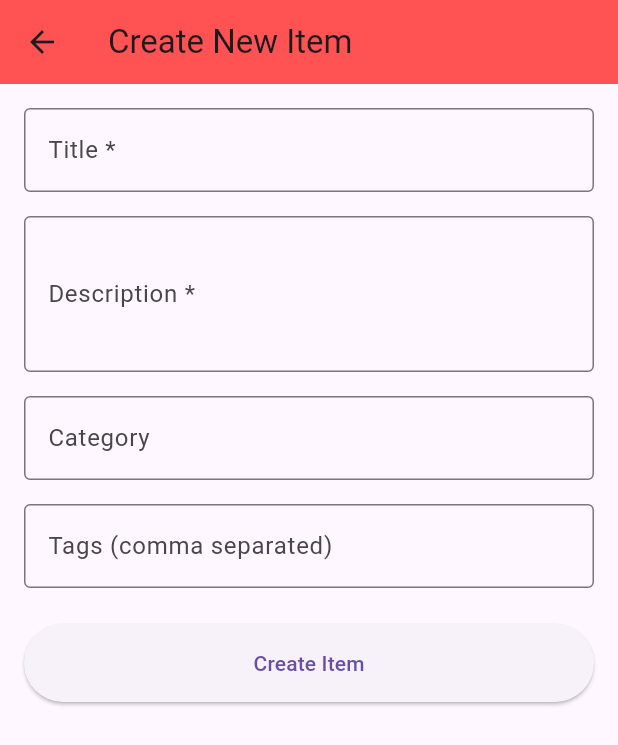
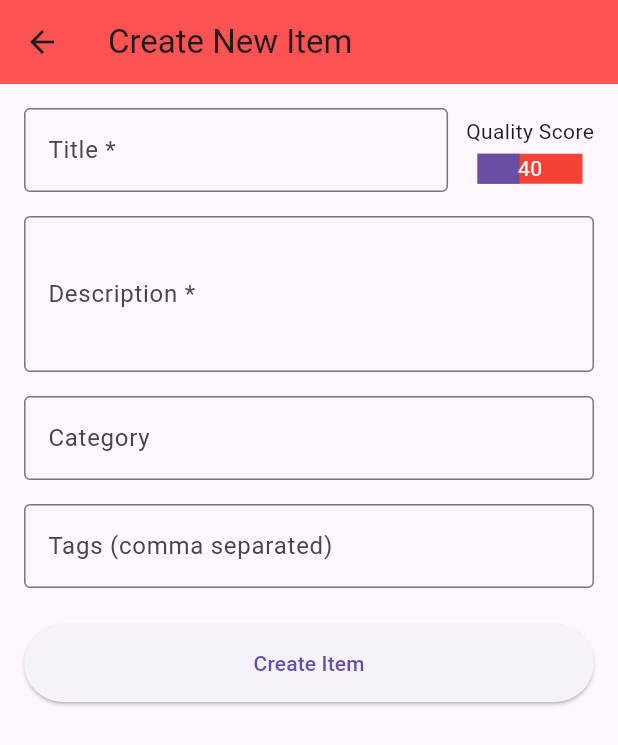
Before and after one commit to javidiazrve/Catalog-Monorepo, a Flutter app: the CreateItemScreen screen opened directly, on a phone screen of 412 x 824 dp. Shown: the top 745 px of the screen. Run offline on Flutter 3.47's test engine with Material 3 defaults, Android fonts, the phone set to English and light mode, and no system bars; our stand-ins replace get, shelf; network calls fail.

Commit message:
feat(flutter): live quality score progress in create item page

```diff
--- a/flutter_app/lib/Controllers/item_controller.dart
+++ b/flutter_app/lib/Controllers/item_controller.dart
@@ -6,11 +6,11 @@ import 'package:get/get.dart';
 class ItemController extends GetxController {
   final ApiService _service = Get.find();
 
-  // Lista observable de items
   final RxList<CatalogItem> items = <CatalogItem>[].obs;
 
-  // Estado de carga
   final RxBool isLoading = false.obs;
+
+  var currentScore = 40.0.obs;
 
   @override
   void onInit() {
@@ -18,7 +18,6 @@ class ItemController extends GetxController {
     fetchItems();
   }
 
-  // Obtener todos los items del servidor
   Future<void> fetchItems() async {
     try {
       isLoading.value = true;
@@ -31,30 +30,32 @@ class ItemController extends GetxController {
     }
   }
 
-  // Crear un nuevo item usando DTO
+  void calculateQualityScore(NewCatalogItemDto dto) {
+    double score = 40;
+
+    if (dto.title.length > 12) score += 20;
+    if (dto.description.length > 60) score += 15;
+    if (dto.category?.isNotEmpty ?? false) score += 10;
+    if (dto.tags?.isNotEmpty ?? false) {
+      score += 10;
+      if (dto.tags!.length >= 2) score += 5;
+    }
+
+    currentScore.value = score.clamp(0, 100);
+  }
+
   Future<void> createItem(NewCatalogItemDto dto) async {
     try {
       isLoading.value = true;
       final created = await _service.createItem(dto);
       items.add(created);
-      Get.snackbar('Éxito', 'Item creado correctamente');
+      Get.snackbar(
+        'Success',
+        'Item creaded correctly',
+        snackPosition: SnackPosition.BOTTOM,
+      );
     } catch (e) {
-      Get.snackbar('Error', e.toString());
-    } finally {
-      isLoading.value = false;
-    }
-  }
-
-  // Aprobar un item
-  Future<void> approveItem(String id) async {
-    try {
-      isLoading.value = true;
-      final updated = await _service.approveItem(id);
-      final index = items.indexWhere((i) => i.id == id);
-      if (index != -1) items[index] = updated;
-      Get.snackbar('Éxito', 'Item aprobado');
-    } catch (e) {
-      Get.snackbar('Error', e.toString());
+      Get.snackbar('Error', e.toString(), snackPosition: SnackPosition.BOTTOM);
     } finally {
       isLoading.value = false;
     }
--- a/flutter_app/lib/Screens/create_item_screen.dart
+++ b/flutter_app/lib/Screens/create_item_screen.dart
@@ -6,31 +6,57 @@ import 'package:get/get.dart';
 class CreateItemScreen extends StatelessWidget {
   final ItemController controller = Get.find<ItemController>();
 
-  // Controladores de texto
+  // Text Controllers
   final TextEditingController titleController = TextEditingController();
   final TextEditingController descriptionController = TextEditingController();
   final TextEditingController categoryController = TextEditingController();
   final TextEditingController tagsController = TextEditingController();
 
-  // Form key para validación
+  // Form key for validation
   final _formKey = GlobalKey<FormState>();
 
-  CreateItemScreen({super.key});
+  CreateItemScreen({super.key}) {
+    // Escuchamos cambios de texto para actualizar el score en tiempo real
+    titleController.addListener(_recalculateScore);
+    descriptionController.addListener(_recalculateScore);
+    categoryController.addListener(_recalculateScore);
+    tagsController.addListener(_recalculateScore);
+  }
+
+  void _recalculateScore() {
+    final dto = NewCatalogItemDto(
+      title: titleController.text.trim(),
+      description: descriptionController.text.trim(),
+      category: categoryController.text.trim(),
+      tags:
+          tagsController.text
+              .split(',')
+              .map((e) => e.trim())
+              .where((e) => e.isNotEmpty)
+              .toList(),
+    );
+
+    controller.calculateQualityScore(dto);
+  }
 
   @override
   Widget build(BuildContext context) {
     return Scaffold(
-      appBar: AppBar(title: Text('Create New Item')),
+      appBar: AppBar(title: const Text('Create New Item')),
       body: Padding(
-        padding: EdgeInsets.all(16),
+        padding: const EdgeInsets.all(16),
         child: Form(
           key: _formKey,
           child: ListView(
             children: [
-              // Title (required)
-              TextFormField(
+              // Title (required) + Quality progress
+              Row(
+                crossAxisAlignment: CrossAxisAlignment.center,
+                children: [
+                  Expanded(
+                    child: TextFormField(
                       controller: titleController,
-                decoration: InputDecoration(
+                      decoration: const InputDecoration(
                         labelText: 'Title *',
                         border: OutlineInputBorder(),
                       ),
@@ -41,12 +67,50 @@ class CreateItemScreen extends StatelessWidget {
                         return null;
                       },
                     ),
-              SizedBox(height: 16),
+                  ),
+                  const SizedBox(width: 12),
+                  // Quality Score Progress Bar
+                  Column(
+                    spacing: 5,
+                    mainAxisAlignment: MainAxisAlignment.center,
+                    children: [
+                      Text("Quality Score"),
+                      SizedBox(
+                        height: 20,
+                        width: 70,
+                        child: Obx(() {
+                          final score = controller.currentScore.value.clamp(
+                            0,
+                            100,
+                          );
+                          return Stack(
+                            fit: StackFit.expand,
+                            children: [
+                              LinearProgressIndicator(
+                                value: score / 100,
+                                backgroundColor: Colors.red,
+                              ),
+                              Center(
+                                child: Text(
+                                  score.toStringAsFixed(0),
+                                  style: TextStyle(color: Colors.white),
+                                ),
+                              ),
+                            ],
+                          );
+                        }),
+                      ),
+                    ],
+                  ),
+                ],
+              ),
+
+              const SizedBox(height: 16),
 
               // Description (required)
               TextFormField(
                 controller: descriptionController,
-                decoration: InputDecoration(
+                decoration: const InputDecoration(
                   labelText: 'Description *',
                   border: OutlineInputBorder(),
                 ),
@@ -58,29 +122,32 @@ class CreateItemScreen extends StatelessWidget {
                   return null;
                 },
               ),
-              SizedBox(height: 16),
+
+              const SizedBox(height: 16),
 
               // Category (optional)
               TextFormField(
                 controller: categoryController,
-                decoration: InputDecoration(
+                decoration: const InputDecoration(
                   labelText: 'Category',
                   border: OutlineInputBorder(),
                 ),
               ),
-              SizedBox(height: 16),
 
-              // Tags (optional, separados por coma)
+              const SizedBox(height: 16),
+
+              // Tags (optional)
               TextFormField(
                 controller: tagsController,
-                decoration: InputDecoration(
+                decoration: const InputDecoration(
                   labelText: 'Tags (comma separated)',
                   border: OutlineInputBorder(),
                 ),
               ),
-              SizedBox(height: 24),
 
-              // Botón de crear
+              const SizedBox(height: 24),
+
+              // Create button
               Obx(
                 () => ElevatedButton(
                   onPressed:
@@ -100,25 +167,25 @@ class CreateItemScreen extends StatelessWidget {
                                         .toList(),
                               );
                               controller.createItem(dto).then((_) {
-                                // Limpiar campos después de crear
                                 titleController.clear();
                                 descriptionController.clear();
                                 categoryController.clear();
                                 tagsController.clear();
+                                controller.currentScore.value = 40; // reset
                               });
                             }
                           },
                   style: ElevatedButton.styleFrom(
-                    padding: EdgeInsets.symmetric(vertical: 16),
+                    padding: const EdgeInsets.symmetric(vertical: 16),
                   ),
                   child:
                       controller.isLoading.value
-                          ? CircularProgressIndicator(
+                          ? const CircularProgressIndicator(
                             valueColor: AlwaysStoppedAnimation<Color>(
                               Colors.white,
                             ),
                           )
-                          : Text('Create Item'),
+                          : const Text('Create Item'),
                 ),
               ),
             ],
--- a/flutter_app/lib/Server/api_server.dart
+++ b/flutter_app/lib/Server/api_server.dart
@@ -49,8 +49,6 @@ List<CatalogItem> items = [
 Future<Response> _apiHandler(Request req) async {
   final path = req.url.path;
   final method = req.method.toUpperCase();
-
-  print(path);
 
   if (method == 'OPTIONS') {
     return Response.ok('', headers: _corsHeaders);
@@ -129,8 +127,6 @@ Future<Response> _apiHandler(Request req) async {
 
     items[itemIndex].approved = true;
 
-    print(items[itemIndex].toString());
-
     return Response.ok(
       jsonEncode(items[itemIndex].toJson()),
       headers: {'Content-Type': 'application/json', ..._corsHeaders},
```
Lines whose indentation alone changed are shown as unchanged.
